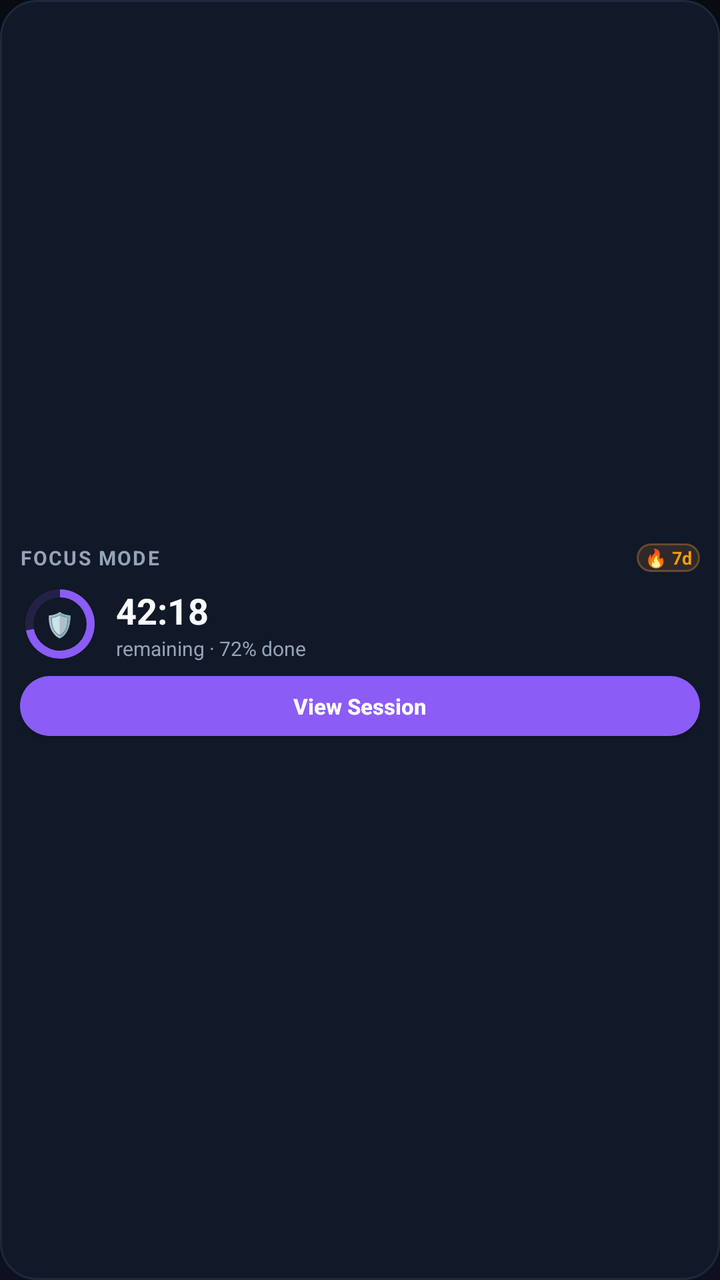
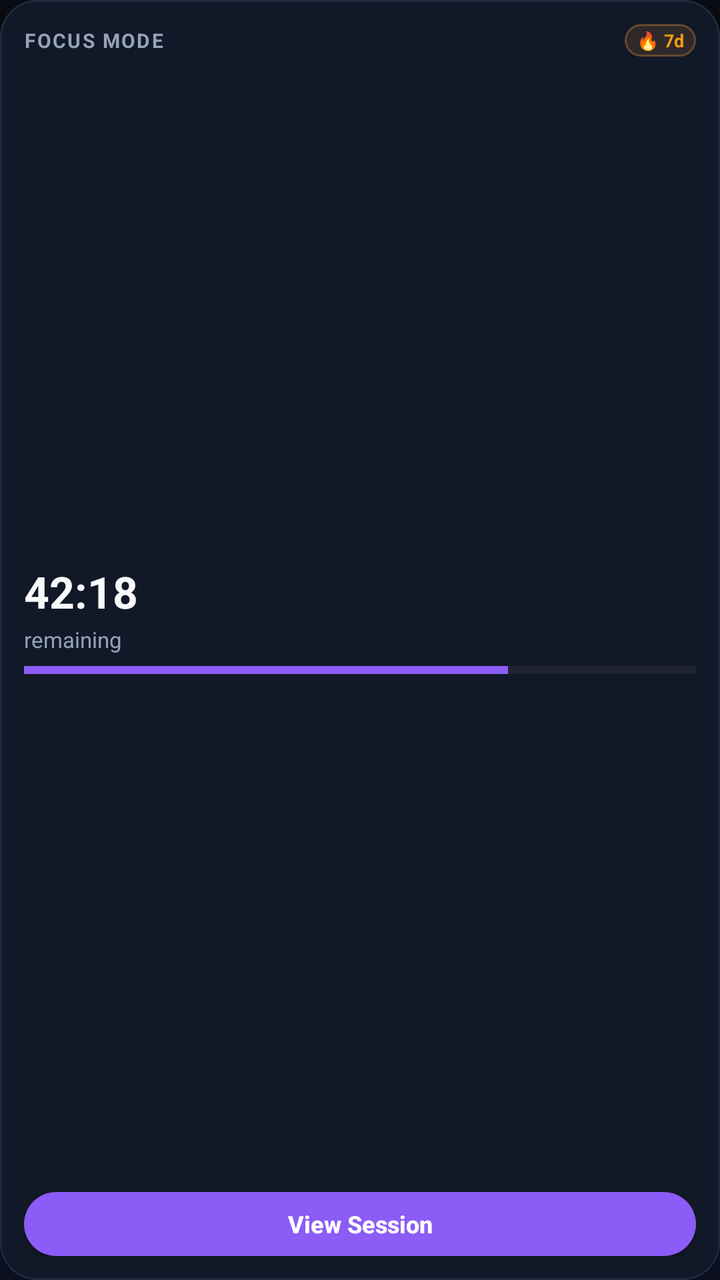

Before-and-after screenshots of an Android layout around one commit, followed by the original layout XML and the change that was made.
<!-- AndroidManifest.xml: application theme Theme.StayFocused -->
<!-- res/layout/widget_compact.xml -->
<?xml version="1.0" encoding="utf-8"?>
<LinearLayout xmlns:android="http://schemas.android.com/apk/res/android"
    android:id="@+id/widgetCompactRoot"
    android:layout_width="match_parent"
    android:layout_height="match_parent"
    android:background="@drawable/bg_dashboard_card"
    android:orientation="vertical"
    android:padding="10dp"
    android:gravity="center_vertical">

    
    <LinearLayout
        android:layout_width="match_parent"
        android:layout_height="wrap_content"
        android:orientation="horizontal"
        android:gravity="center_vertical">

        <TextView
            android:id="@+id/tvWidgetCompactMode"
            android:layout_width="0dp"
            android:layout_height="wrap_content"
            android:layout_weight="1"
            android:maxLines="1"
            android:ellipsize="end"
            android:text="FOCUS MODE"
            android:textColor="@color/text_secondary"
            android:textSize="10sp"
            android:textStyle="bold"
            android:letterSpacing="0.08" />

        <TextView
            android:id="@+id/tvWidgetCompactBadge"
            android:layout_width="wrap_content"
            android:layout_height="wrap_content"
            android:background="@drawable/widget_badge_streak"
            android:paddingStart="4dp"
            android:paddingEnd="4dp"
            android:paddingTop="1dp"
            android:paddingBottom="1dp"
            android:text="🔥 7d"
            android:textColor="@color/accent_streak"
            android:textSize="9sp"
            android:textStyle="bold" />
    </LinearLayout>

    <LinearLayout
        android:layout_width="match_parent"
        android:layout_height="wrap_content"
        android:layout_marginTop="6dp"
        android:layout_marginBottom="6dp"
        android:orientation="horizontal"
        android:gravity="center_vertical">

        
        <FrameLayout
            android:layout_width="40dp"
            android:layout_height="40dp"
            android:layout_marginEnd="8dp">
            <ProgressBar
                android:id="@+id/progressWidgetCompactGoal"
                style="?android:attr/progressBarStyleHorizontal"
                android:layout_width="match_parent"
                android:layout_height="match_parent"
                android:progressDrawable="@drawable/circular_progress"
                android:max="100"
                android:progress="72" />
            <TextView
                android:id="@+id/tvWidgetCompactRingLabel"
                android:layout_width="wrap_content"
                android:layout_height="wrap_content"
                android:layout_gravity="center"
                android:text="🛡️"
                android:textSize="12sp" />
        </FrameLayout>

        <LinearLayout
            android:layout_width="0dp"
            android:layout_height="wrap_content"
            android:layout_weight="1"
            android:orientation="vertical">
            <TextView
                android:id="@+id/tvWidgetCompactTimer"
                android:layout_width="match_parent"
                android:layout_height="wrap_content"
                android:maxLines="1"
                android:ellipsize="end"
                android:text="42:18"
                android:textColor="@color/text_primary"
                android:textSize="18sp"
                android:textStyle="bold" />

            <TextView
                android:id="@+id/tvWidgetCompactSubtitle"
                android:layout_width="match_parent"
                android:layout_height="wrap_content"
                android:maxLines="1"
                android:ellipsize="end"
                android:text="remaining · 72% done"
                android:textColor="@color/text_secondary"
                android:textSize="10sp" />
        </LinearLayout>
    </LinearLayout>

    
    <Button
        android:id="@+id/btnWidgetCompactAction"
        android:layout_width="match_parent"
        android:layout_height="30dp"
        android:background="@drawable/widget_btn_primary"
        android:minWidth="0dp"
        android:minHeight="0dp"
        android:paddingTop="0dp"
        android:paddingBottom="0dp"
        android:text="View Session"
        android:textAllCaps="false"
        android:textColor="@color/white"
        android:textSize="11sp"
        android:textStyle="bold" />

</LinearLayout>
<!-- resources referenced by this layout -->
<resources>
  <color name="accent_streak">#F59E0B</color>
  <color name="text_primary">#F8FAFC</color>
  <color name="text_secondary">#94A3B8</color>
  <color name="white">#FFFFFF</color>
  <!-- drawable bg_dashboard_card (drawable) -->
  <?xml version="1.0" encoding="utf-8"?>
  <shape xmlns:android="http://schemas.android.com/apk/res/android">
      <solid android:color="@color/card_surface" />
      <corners android:radius="18dp" />
      <stroke android:width="1dp" android:color="@color/card_border" />
  </shape>
  <!-- drawable circular_progress (drawable) -->
  <?xml version="1.0" encoding="utf-8"?>
  <layer-list xmlns:android="http://schemas.android.com/apk/res/android">
      <item>
          <shape
              android:innerRadiusRatio="3"
              android:shape="ring"
              android:thicknessRatio="10.0"
              android:useLevel="false">
              <solid android:color="@color/brand_primary_subtle" />
          </shape>
      </item>
      <item>
          <rotate
              android:fromDegrees="270"
              android:toDegrees="270">
              <shape
                  android:innerRadiusRatio="3"
                  android:shape="ring"
                  android:thicknessRatio="10.0"
                  android:useLevel="true">
                  <solid android:color="@color/brand_primary" />
              </shape>
          </rotate>
      </item>
  </layer-list>
  <!-- drawable widget_badge_streak (drawable) -->
  <?xml version="1.0" encoding="utf-8"?>
  <shape xmlns:android="http://schemas.android.com/apk/res/android">
      <solid android:color="#20FF9F43" />
      <corners android:radius="12dp" />
      <stroke android:width="1dp" android:color="#50FF9F43" />
  </shape>
  <!-- drawable widget_btn_primary (drawable) -->
  <?xml version="1.0" encoding="utf-8"?>
  <shape xmlns:android="http://schemas.android.com/apk/res/android">
      <solid android:color="@color/brand_primary" />
      <corners android:radius="18dp" />
  </shape>
  <style name="Theme.StayFocused" parent="Theme.Material3.DayNight.NoActionBar">
          <item name="colorPrimary">@color/brand_primary</item>
          <item name="colorPrimaryDark">@color/brand_primary_dark</item>
          <item name="colorSecondary">@color/secondary_teal</item>
          <item name="colorTertiary">@color/warning_amber</item>
          <item name="colorError">@color/strict_red</item>
          <item name="android:windowBackground">@drawable/bg_window_gradient</item>
          <item name="android:statusBarColor">@color/bg_light</item>
          <item name="android:navigationBarColor">@color/bg_light</item>
          <item name="android:windowLightStatusBar">false</item>
          <item name="android:windowLightNavigationBar">false</item>
          <item name="windowActionModeOverlay">true</item>
          <item name="android:windowActionModeOverlay">true</item>
      </style>
  <color name="card_surface">#111827</color>
  <color name="card_border">#1E293B</color>
  <color name="brand_primary_subtle">#268B5CF6</color>
  <color name="brand_primary">#8B5CF6</color>
  <color name="brand_primary_dark">#7C3AED</color>
  <color name="secondary_teal">#22D3EE</color>
  <color name="warning_amber">#F59E0B</color>
  <color name="strict_red">#EF4444</color>
  <!-- drawable bg_window_gradient (drawable) -->
  <?xml version="1.0" encoding="utf-8"?>
  <shape xmlns:android="http://schemas.android.com/apk/res/android">
      <gradient
          android:angle="270"
          android:startColor="#080B12"
          android:endColor="#0D1020"
          android:type="linear" />
  </shape>
  <color name="bg_light">#080B12</color>
</resources>

<!-- the commit's change to res/layout/widget_compact.xml (unified diff, before → after) -->
@@ -5,8 +5,7 @@
     android:layout_height="match_parent"
     android:background="@drawable/bg_dashboard_card"
     android:orientation="vertical"
-    android:padding="10dp"
-    android:gravity="center_vertical">
+    android:padding="12dp">
 
     
     <LinearLayout
@@ -33,79 +32,73 @@
             android:layout_width="wrap_content"
             android:layout_height="wrap_content"
             android:background="@drawable/widget_badge_streak"
-            android:paddingStart="4dp"
-            android:paddingEnd="4dp"
-            android:paddingTop="1dp"
-            android:paddingBottom="1dp"
+            android:paddingStart="6dp"
+            android:paddingEnd="6dp"
+            android:paddingTop="2dp"
+            android:paddingBottom="2dp"
             android:text="🔥 7d"
             android:textColor="@color/accent_streak"
             android:textSize="9sp"
             android:textStyle="bold" />
     </LinearLayout>
 
+    
     <LinearLayout
         android:layout_width="match_parent"
-        android:layout_height="wrap_content"
-        android:layout_marginTop="6dp"
-        android:layout_marginBottom="6dp"
-        android:orientation="horizontal"
-        android:gravity="center_vertical">
+        android:layout_height="0dp"
+        android:layout_weight="1"
+        android:orientation="vertical"
+        android:gravity="center_vertical"
+        android:paddingTop="2dp"
+        android:paddingBottom="2dp">
+
+        <TextView
+            android:id="@+id/tvWidgetCompactTimer"
+            android:layout_width="match_parent"
+            android:layout_height="wrap_content"
+            android:maxLines="1"
+            android:ellipsize="end"
+            android:text="42:18"
+            android:textColor="@color/text_primary"
+            android:textSize="22sp"
+            android:textStyle="bold" />
+
+        <TextView
+            android:id="@+id/tvWidgetCompactSubtitle"
+            android:layout_width="match_parent"
+            android:layout_height="wrap_content"
+            android:layout_marginTop="2dp"
+            android:maxLines="1"
+            android:ellipsize="end"
+            android:text="remaining"
+            android:textColor="@color/text_secondary"
+            android:textSize="11sp" />
 
         
-        <FrameLayout
-            android:layout_width="40dp"
-            android:layout_height="40dp"
-            android:layout_marginEnd="8dp">
-            <ProgressBar
-                android:id="@+id/progressWidgetCompactGoal"
-                style="?android:attr/progressBarStyleHorizontal"
-                android:layout_width="match_parent"
-                android:layout_height="match_parent"
-                android:progressDrawable="@drawable/circular_progress"
-                android:max="100"
-                android:progress="72" />
-            <TextView
-                android:id="@+id/tvWidgetCompactRingLabel"
-                android:layout_width="wrap_content"
-                android:layout_height="wrap_content"
-                android:layout_gravity="center"
-                android:text="🛡️"
-                android:textSize="12sp" />
-        </FrameLayout>
+        <ProgressBar
+            android:id="@+id/progressWidgetCompactGoal"
+            style="?android:attr/progressBarStyleHorizontal"
+            android:layout_width="match_parent"
+            android:layout_height="4dp"
+            android:layout_marginTop="6dp"
+            android:max="100"
+            android:progress="72"
+            android:progressTint="@color/brand_primary" />
+    </LinearLayout>
 
-        <LinearLayout
-            android:layout_width="0dp"
-            android:layout_height="wrap_content"
-            android:layout_weight="1"
-            android:orientation="vertical">
-            <TextView
-                android:id="@+id/tvWidgetCompactTimer"
-                android:layout_width="match_parent"
-                android:layout_height="wrap_content"
-                android:maxLines="1"
-                android:ellipsize="end"
-                android:text="42:18"
-                android:textColor="@color/text_primary"
-                android:textSize="18sp"
-                android:textStyle="bold" />
-
-            <TextView
-                android:id="@+id/tvWidgetCompactSubtitle"
-                android:layout_width="match_parent"
-                android:layout_height="wrap_content"
-                android:maxLines="1"
-                android:ellipsize="end"
-                android:text="remaining · 72% done"
-                android:textColor="@color/text_secondary"
-                android:textSize="10sp" />
-        </LinearLayout>
-    </LinearLayout>
+    
+    <TextView
+        android:id="@+id/tvWidgetCompactRingLabel"
+        android:layout_width="0dp"
+        android:layout_height="0dp"
+        android:visibility="gone" />
 
     
     <Button
         android:id="@+id/btnWidgetCompactAction"
         android:layout_width="match_parent"
-        android:layout_height="30dp"
+        android:layout_height="32dp"
+        android:layout_marginTop="6dp"
         android:background="@drawable/widget_btn_primary"
         android:minWidth="0dp"
         android:minHeight="0dp"
@@ -114,7 +107,7 @@
         android:text="View Session"
         android:textAllCaps="false"
         android:textColor="@color/white"
-        android:textSize="11sp"
+        android:textSize="12sp"
         android:textStyle="bold" />
 
 </LinearLayout>
<!-- resource entries referenced after the edit -->
@@ -1,6 +1,7 @@
 <!-- resources referenced by this layout -->
 <resources>
   <color name="accent_streak">#F59E0B</color>
+  <color name="brand_primary">#8B5CF6</color>
   <color name="text_primary">#F8FAFC</color>
   <color name="text_secondary">#94A3B8</color>
   <color name="white">#FFFFFF</color>
@@ -11,32 +12,6 @@
       <corners android:radius="18dp" />
       <stroke android:width="1dp" android:color="@color/card_border" />
   </shape>
-  <!-- drawable circular_progress (drawable) -->
-  <?xml version="1.0" encoding="utf-8"?>
-  <layer-list xmlns:android="http://schemas.android.com/apk/res/android">
-      <item>
-          <shape
-              android:innerRadiusRatio="3"
-              android:shape="ring"
-              android:thicknessRatio="10.0"
-              android:useLevel="false">
-              <solid android:color="@color/brand_primary_subtle" />
-          </shape>
-      </item>
-      <item>
-          <rotate
-              android:fromDegrees="270"
-              android:toDegrees="270">
-              <shape
-                  android:innerRadiusRatio="3"
-                  android:shape="ring"
-                  android:thicknessRatio="10.0"
-                  android:useLevel="true">
-                  <solid android:color="@color/brand_primary" />
-              </shape>
-          </rotate>
-      </item>
-  </layer-list>
   <!-- drawable widget_badge_streak (drawable) -->
   <?xml version="1.0" encoding="utf-8"?>
   <shape xmlns:android="http://schemas.android.com/apk/res/android">
@@ -66,8 +41,6 @@
       </style>
   <color name="card_surface">#111827</color>
   <color name="card_border">#1E293B</color>
-  <color name="brand_primary_subtle">#268B5CF6</color>
-  <color name="brand_primary">#8B5CF6</color>
   <color name="brand_primary_dark">#7C3AED</color>
   <color name="secondary_teal">#22D3EE</color>
   <color name="warning_amber">#F59E0B</color>
